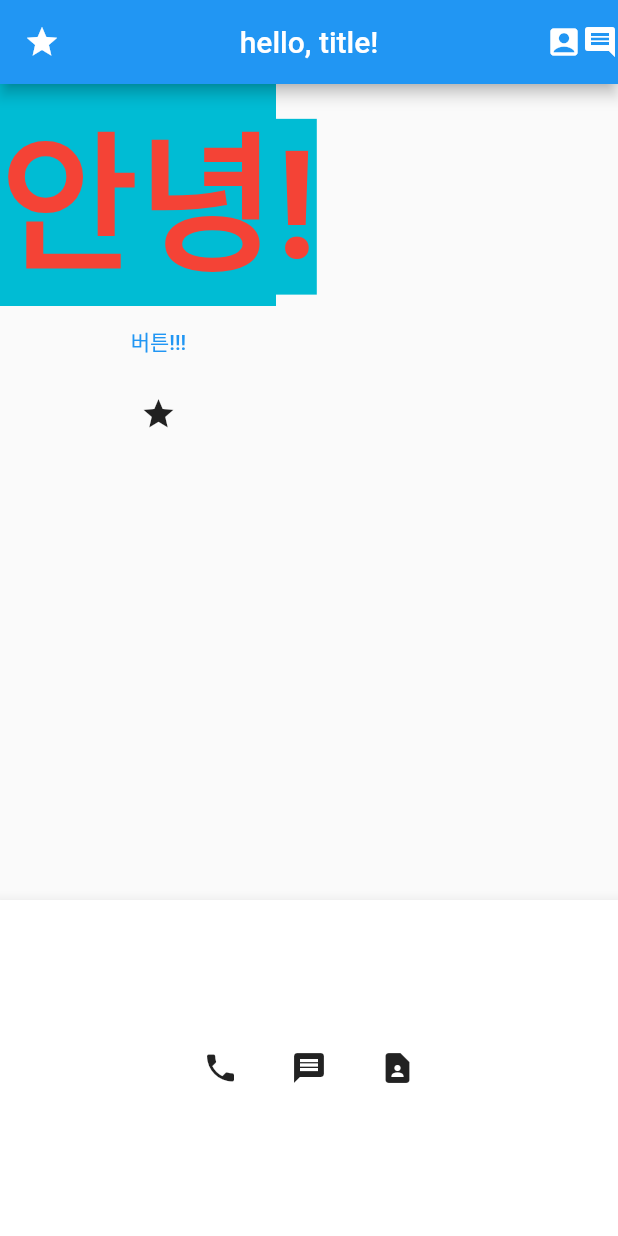
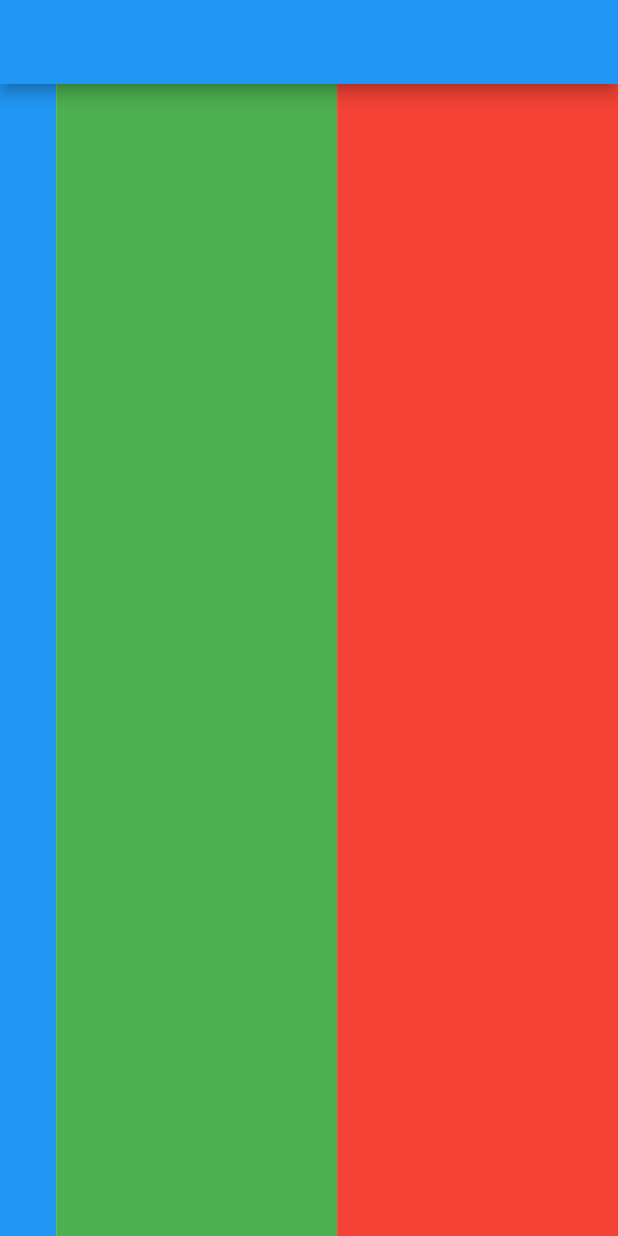
Before and after one commit to ChoiWheatley/flutter_tutorial, a Flutter app: the screen it shows after launch, on a phone screen of 412 x 824 dp. Run offline on Flutter 3.47's test engine with Material 2 defaults, Android fonts, the phone set to English and light mode, and no system bars; Roboto replaces fonts that are missing (D2Coding).

Commit message:
Flexible, Expanded

```diff
--- a/lib/main.dart
+++ b/lib/main.dart
@@ -9,57 +9,23 @@ class MyApp extends StatelessWidget {
 
   @override
   Widget build(BuildContext context) {
-    // MaterialApp : google이 제공한 Material 앱 스타일을 제공한다.
-    // Cupertino* : apple 느낌의 앱 스타일을 제공한다.
+    /// Flexible: `flex` 값에 배수를 가지고 비율을 지정할 수 있다.
+    /// Expanded: `flex`를 1만큼 갖는다. 물론 따로 설정할 수도 있기는 하다.
     return MaterialApp(
-      // home: Text("hello, world 앙뇽!")
-      // home: Image.asset('assets/madeline.png') // pubspec.yml 파일에 `assets` 디렉터리 등록 필수
-      // home: Center(
-      //   // 자식 위젯 생성
-      //   child: Container(width: 50, height: 50, color: Colors.blue)
-      // )
       home: Scaffold(
-        appBar: AppBar(
-          centerTitle: true,
-          title: Text("hello, title!"),
-          leading: Icon(Icons.star),
-          actions: [
-            Icon(Icons.account_box),
-            Icon(Icons.comment),
+        appBar: AppBar(),
+        body: Row(
+          children: [
+            Expanded(
+              child: Container(color: Colors.blue,),
+            ),
+            Flexible(
+              child: Container(color: Colors.green,),flex: 5,
+            ),
+            Flexible(
+              child: Container(color: Colors.red,),flex: 5,
+            ),
           ],
-        ),
-        body: SizedBox(
-          child: Column(
-            children: [
-              const Text('안녕!',
-                style: TextStyle(
-                  color: Colors.red,
-                  backgroundColor: Colors.cyan,
-                  fontFamily: "D2Coding",
-                  fontWeight: FontWeight.w700,
-                  fontSize: 100,
-                ),
-              ),
-              TextButton(
-                child: Text('버튼!!!'),
-                onPressed: (){},
-              ),
-              IconButton(onPressed: (){}, icon: Icon(Icons.star))
-            ],
-          ),
-        ),
-        bottomNavigationBar: BottomAppBar(
-          child: Padding(
-            padding: const EdgeInsets.all(100.0),
-            child: Row(
-              mainAxisAlignment: MainAxisAlignment.spaceEvenly,
-              children: const[
-                Icon(Icons.phone),
-                Icon(Icons.message),
-                Icon(Icons.contact_page),
-              ],
-            ),
-          ),
         ),
       )
     );
```
Also changed, not shown: pubspec.lock.
